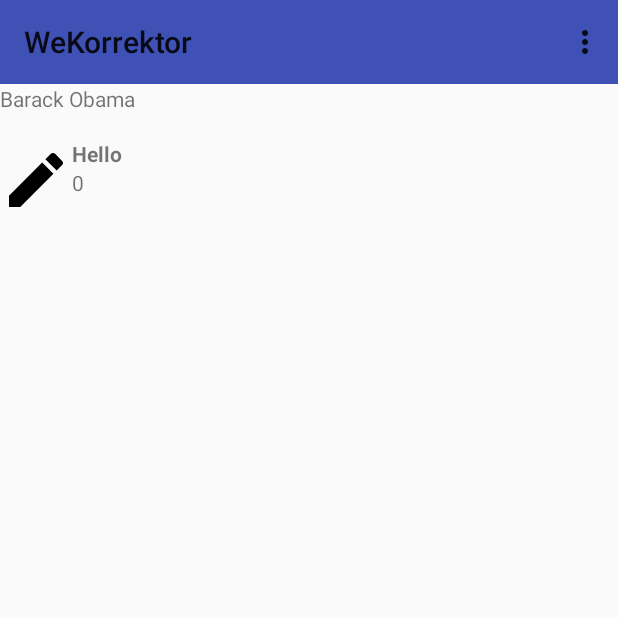
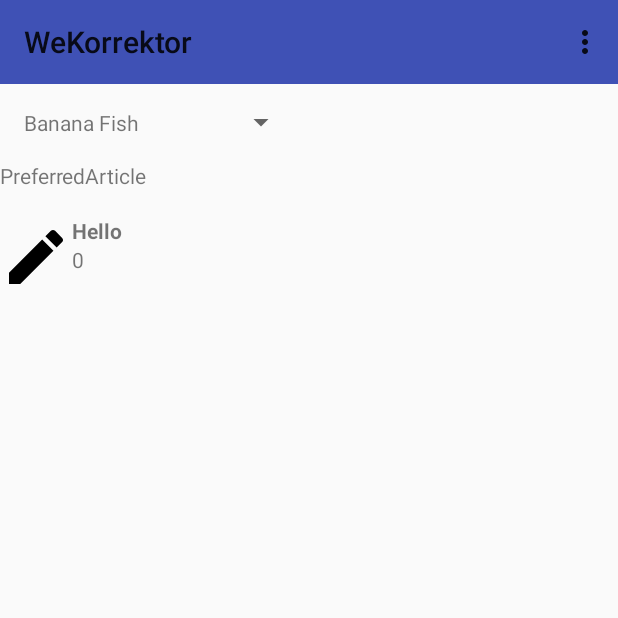
Before and after one commit to jimdc/wiki-backlink-watch, an Android app: the screen it shows after launch (MainActivity), on a phone screen of 412 x 824 dp, the top half of it. Run offline under Robolectric (Android 15) with nearby library versions, the phone set to English and light mode, and no system bars; our stand-ins replace RxJava; libraries missing offline, so code that uses them is left out: ; 1 statement that could not run was skipped.

Commit message:
prefer RX to DataBinding, add Spinner

```diff
--- a/src/main/kotlin/com/kongzi/Zhengmingapp.kt
+++ b/src/main/kotlin/com/kongzi/Zhengmingapp.kt
@@ -2,7 +2,11 @@ package com.kongzi
 
 import android.app.Application
 import android.support.v7.preference.PreferenceManager
+import com.kongzi.model.DataModel
+import com.kongzi.model.IDataModel
+import com.kongzi.model.SchedulerProvider
 import com.kongzi.model.WikiApiService
+import com.kongzi.viewmodel.MainViewModel
 
 val wikiApiServe by lazy { WikiApiService.create() }
 
--- /dev/null
+++ b/src/main/kotlin/com/kongzi/model/Article.kt
@@ -0,0 +1,6 @@
+package com.kongzi.model
+
+data class Article(
+        val pageid: Int,
+        var title: String
+)
--- a/src/main/kotlin/com/kongzi/model/Backlink.kt
+++ b/src/main/kotlin/com/kongzi/model/Backlink.kt
@@ -3,6 +3,10 @@ package com.kongzi.model
 import android.databinding.BaseObservable
 import android.databinding.Bindable
 import com.android.databinding.library.baseAdapters.BR
+
+/**
+ * Backlink class from [WikiApiService] with DataBinding support
+ */
 
 data class Backlink(
         private val _pageid: Int,
--- a/src/main/kotlin/com/kongzi/model/BacklinkModel.kt
+++ /dev/null
@@ -1,30 +0,0 @@
-package com.kongzi.model
-
-/**
- * Created by james on 11/03/2018.
- */
-import android.util.Log
-import com.kongzi.wikiApiServe
-import io.reactivex.android.schedulers.AndroidSchedulers
-import io.reactivex.schedulers.Schedulers
-import io.reactivex.Observable
-
-class BacklinkModel : IBacklinkModel {
-    override val blinkStream: Observable<Backlink>
-        get() =
-            //Observable.just(Backlink(1234, 0, "Privyet"))
-            wikiApiServe.backlinks(bltitle = "Donald Trump")
-                    .map{it -> it.query.backlinks} //Transform from Observable<Result> to Observable<List<Backlink>>
-                    .flatMapIterable{ collection -> collection } //From Observable<List<T>> to Observable<T>
-                    /*
-                    .subscribeOn(Schedulers.io())
-                    .observeOn(AndroidSchedulers.mainThread())
-                    .subscribe(
-                            { result ->
-                                result.query.backlinks.forEach {
-                                    //mDataset.add(it)
-                                }
-                            },
-                            { error -> Log.d("RecyclerViewFragment", error.toString()) })*/
-
-}
--- /dev/null
+++ b/src/main/kotlin/com/kongzi/model/DataModel.kt
@@ -0,0 +1,45 @@
+package com.kongzi.model
+
+/**
+ * Created by james on 11/03/2018.
+ */
+import com.kongzi.wikiApiServe
+import io.reactivex.Observable
+import org.intellij.lang.annotations.Language
+import java.util.*
+
+
+class DataModel : IDataModel {
+
+    /**
+     * @todo: Replace with wikiApiServe.backlinks(bltitle = ArticleTitle)
+     */
+    override fun getBacklinks(ArticleTitle: String): Observable<Backlink> {
+        when(ArticleTitle) {
+            "Banana Fish" -> { return Observable.just(Backlink
+                (1048552, 0, "Animerica Extra")) }
+            "Sigismund Rákóczi" -> { return Observable.just(Backlink
+                    (1231232, 0,"St. Michael's Church, Cluj-Napoca")) }
+            "Li (surname 李)" -> { return Observable.just(Backlink
+                    (10814, 0, "Surnames by country")) }
+        }
+
+        return Observable.just(Backlink(
+                24588706, 0, "Hunor Kelemen")) //or maybe just Observable.empty()
+    }
+
+    override fun getCuoArticles(): Observable<List<Article>> {
+        return Observable.fromCallable(this::getArticles)
+    }
+
+    /**
+     * @todo: Replace with Settings
+     */
+    private fun getArticles(): List<Article> {
+        return Arrays.asList(
+                Article(1028119, "Banana Fish"),
+                Article(3276701, "Sigismund Rákóczi"),
+                Article(41579001, "Li (surname 李)")
+        )
+    }
+}
--- a/src/main/kotlin/com/kongzi/model/IBacklinkModel.kt
+++ /dev/null
@@ -1,7 +0,0 @@
-package com.kongzi.model
-
-import io.reactivex.Observable
-
-interface IBacklinkModel {
-    val blinkStream: Observable<Backlink>
-}
--- /dev/null
+++ b/src/main/kotlin/com/kongzi/model/IDataModel.kt
@@ -0,0 +1,8 @@
+package com.kongzi.model
+
+import io.reactivex.Observable
+
+interface IDataModel {
+    fun getBacklinks(ArticleTitle: String): Observable<Backlink>
+    fun getCuoArticles(): Observable<List<Article>>
+}
--- /dev/null
+++ b/src/main/kotlin/com/kongzi/model/ISchedulerProvider.kt
@@ -0,0 +1,7 @@
+package com.kongzi.model
+import io.reactivex.Scheduler
+
+public interface ISchedulerProvider {
+    fun computation(): Scheduler
+    fun ui(): Scheduler
+}
--- /dev/null
+++ b/src/main/kotlin/com/kongzi/model/SchedulerProvider.kt
@@ -0,0 +1,15 @@
+package com.kongzi.model
+
+import io.reactivex.Scheduler
+import io.reactivex.android.schedulers.AndroidSchedulers
+import io.reactivex.schedulers.Schedulers
+
+object SchedulerProvider: ISchedulerProvider {
+    override fun computation(): Scheduler {
+        return Schedulers.computation()
+    }
+
+    override fun ui(): Scheduler {
+        return AndroidSchedulers.mainThread()
+    }
+}
--- /dev/null
+++ b/src/main/kotlin/com/kongzi/view/ArticleSpinnerAdapter.kt
@@ -0,0 +1,56 @@
+package com.kongzi.view
+
+import android.databinding.adapters.TextViewBindingAdapter.setText
+import android.widget.TextView
+import android.content.Context.LAYOUT_INFLATER_SERVICE
+import android.view.LayoutInflater
+import android.view.View
+import org.intellij.lang.annotations.Language
+import android.view.ViewGroup
+import android.content.Context
+import android.widget.ArrayAdapter
+import com.kongzi.R
+import com.kongzi.model.Article
+
+class ArticleSpinnerAdapter(context: Context, resource: Int, objects: List<Article>)
+    :ArrayAdapter<Article>(context, resource, objects) {
+
+    override fun getDropDownView(position: Int, convertView: View?,
+                                 parent: ViewGroup): View {
+        return getCustomView(position, convertView)
+    }
+
+    override fun getView(position: Int, convertView: View?, parent: ViewGroup): View {
+        return getCustomView(position, convertView)
+    }
+
+    private fun getCustomView(position: Int, convertView: View?): View {
+        val holder: ViewHolder
+        var view = convertView
+
+        if (view == null) {
+            view = inflateView()
+            val textView = view.findViewById<View>(android.R.id.text1) as TextView
+            holder = ViewHolder(textView)
+            view.tag = holder
+        } else {
+            holder = view.tag as ViewHolder
+        }
+
+        val article: Article = getItem(position)
+        holder.bind(article.title)
+
+        return view
+    }
+
+    private fun inflateView(): View {
+        val inflater = context.getSystemService(Context.LAYOUT_INFLATER_SERVICE) as LayoutInflater
+        return inflater.inflate(R.layout.article_item, null)
+    }
+
+    private inner class ViewHolder(private val mText: TextView) {
+        fun bind(text: String) {
+            mText.text = text
+        }
+    }
+}
--- a/src/main/kotlin/com/kongzi/view/BacklinkAdapter.kt
+++ b/src/main/kotlin/com/kongzi/view/BacklinkAdapter.kt
@@ -1,6 +1,5 @@
 package com.kongzi.view
 
-import android.databinding.DataBindingUtil
 import android.support.v7.widget.RecyclerView
 import com.kongzi.model.Backlink
 import android.view.LayoutInflater
@@ -8,25 +7,22 @@ import android.view.ViewGroup
 import android.view.View
 import android.widget.TextView
 import com.kongzi.R
-import com.kongzi.viewmodel.BacklinkViewModel
 
-public class BacklinkAdapter : RecyclerView.Adapter<BacklinkAdapter.ViewHolder> {
-    lateinit var blinks: List<Backlink>
-    constructor (backlinks: List<Backlink>) { blinks = backlinks }
+public class BacklinkAdapter(var blinks: List<Backlink>) : RecyclerView.Adapter<BacklinkAdapter.ViewHolder>() {
 
     class ViewHolder(v: View) : RecyclerView.ViewHolder(v) {
         var row1 = v.findViewById<TextView>(R.id.row1)
         var row2 = v.findViewById<TextView>(R.id.row2)
     }
 
-    override fun onCreateViewHolder(parent: ViewGroup?, viewType: Int): ViewHolder {
-        return ViewHolder(LayoutInflater.from(parent?.context).inflate(R.layout.brow_list, parent, false))
+    override fun onCreateViewHolder(parent: ViewGroup, viewType: Int): BacklinkAdapter.ViewHolder {
+        return ViewHolder(LayoutInflater.from(parent.context).inflate(R.layout.brow_list, parent, false))
     }
 
-    override fun onBindViewHolder(holder: ViewHolder?, position: Int) {
+    override fun onBindViewHolder(holder: ViewHolder, position: Int) {
         blinks[position].let {
-            holder?.row1?.text = it.title
-            holder?.row2?.text = it.pageid.toString()
+            holder.row1?.text = it.title
+            holder.row2?.text = it.pageid.toString()
         }
     }
 
@@ -34,44 +30,3 @@ public class BacklinkAdapter : RecyclerView.Adapter<BacklinkAdapter.ViewHolder>
         return blinks.size
     }
 }
-
-/*
-class BacklinkAdapter (private var backlinks: List<Backlink>)
-    : RecyclerView.Adapter<BacklinkAdapter.BacklinkViewHolder>() {
-
-    class ViewHolder(v: View) : RecyclerView.ViewHolder(v) {
-        var row1 = v.findViewById<TextView>(R.id.row1)
-        var row2 = v.findViewById<TextView>(R.id.row2)
-    }
-
-    override fun onCreateViewHolder(parent: ViewGroup, viewType: Int): BacklinkViewHolder {
-        var backlinkBinding: BrowListBinding =
-                DataBindingUtil.inflate(LayoutInflater.from(parent.context),
-                        R.layout.brow_list, parent, false)
-        return BacklinkViewHolder(backlinkBinding)
-    }
-
-    override fun onBindViewHolder(holder: BacklinkViewHolder, position: Int) {
-        holder.bindBacklink(backlinks.get(position))
-    }
-
-    fun setBacklinks(newblinks: List<Backlink>) {
-        this.backlinks = newblinks
-        notifyDataSetChanged()
-    }
-
-    override fun getItemCount() = backlinks.size
-
-    class BacklinkViewHolder(internal var mBacklinkBinding: BrowListBinding) :
-            RecyclerView.ViewHolder(mBacklinkBinding.pageid) {
-
-        internal fun bindBacklink(blinkStream: Backlink) {
-            if (mBacklinkBinding.getBacklinkViewModel() == null) {
-                mBacklinkBinding.setBacklinkViewModel(BacklinkViewModel(blinkStream, itemView.context))
-            } else {
-                mBacklinkBinding.getBacklinkViewModel().setBacklink(blinkStream)
-            }
-        }
-    }
-}
-        */
--- a/src/main/kotlin/com/kongzi/view/MainActivity.kt
+++ b/src/main/kotlin/com/kongzi/view/MainActivity.kt
@@ -11,34 +11,52 @@ import android.util.Log
 import android.view.Menu
 import android.view.MenuItem
 import android.widget.TextView
-import com.kongzi.viewmodel.BacklinkViewModel
-import com.kongzi.model.Backlink
-import com.kongzi.model.BacklinkModel
 import io.reactivex.android.schedulers.AndroidSchedulers
 import io.reactivex.disposables.CompositeDisposable
 import io.reactivex.schedulers.Schedulers
+import android.widget.Spinner
+import com.kongzi.viewmodel.MainViewModel
+import android.widget.AdapterView
+import android.view.View
+import com.kongzi.model.*
+import org.intellij.lang.annotations.Language
+import android.databinding.adapters.TextViewBindingAdapter.setText
 
-var disposable: Disposable? = null
+
 
 class MainActivity : AppCompatActivity() {
 
-    lateinit var editTextPref: EditText
+    private lateinit var mCompositeDisposable: CompositeDisposable
+    private var mDataModel: IDataModel = DataModel()
+    private var mViewModel: MainViewModel = MainViewModel(getDataModel(), SchedulerProvider)
+
+    private var mArticlesSpinner: Spinner? = null
+    private var mArticleSpinnerAdapter:ArticleSpinnerAdapter? = null
+
     lateinit var fragment: RecyclerViewFragment
     val adapter: BacklinkAdapter by lazy { fragment.mAdapter }
+
+    fun getDataModel(): IDataModel {
+        return mDataModel
+    }
+
+    fun getViewModel(): MainViewModel {
+        return MainViewModel(getDataModel(), SchedulerProvider)
+    }
 
     override fun onCreate(savedInstanceState: Bundle?) {
         super.onCreate(savedInstanceState)
         setContentView(R.layout.main_activity)
 
-        mViewModel = BacklinkViewModel(BacklinkModel())
-        if (savedInstanceState == null) { setupViews() }
+        if (savedInstanceState == null) {
+            setupViews()
+        }
 
         val sharedPref = PreferenceManager.getDefaultSharedPreferences(this.applicationContext)
         val articlePref = sharedPref.getString(this.applicationContext.resources.getString
             (R.string.article_key), "Barack Obama")
-
-        var editTextPref = findViewById<TextView>(R.id.articlefocus)
-        editTextPref.setText(articlePref.toString())
+        var focusTextPref = findViewById<TextView>(R.id.articlefocus)
+        focusTextPref.setText(articlePref.toString())
 
         val toolbar = findViewById(R.id.cooltoolbar) as? android.support.v7.widget.Toolbar
         setSupportActionBar(toolbar)
@@ -59,28 +77,31 @@ class MainActivity : AppCompatActivity() {
         return super.onOptionsItemSelected(item)
     }
 
-    private var mCompositeSubscription: CompositeDisposable? = null
-    private var mViewModel: BacklinkViewModel? = null
+    fun bind() {
+        mCompositeDisposable = CompositeDisposable()
 
-    fun bind() {
-        mCompositeSubscription = CompositeDisposable()
+        mCompositeDisposable.add(mViewModel.getBacklinks()
+                .subscribeOn(Schedulers.computation())
+                .observeOn(AndroidSchedulers.mainThread())
+                .subscribe(this::setBacklinks))
 
-        val mSubscription = mViewModel?.getBacklinks()
-                ?.subscribeOn(Schedulers.io())?.observeOn(AndroidSchedulers.mainThread())
-                ?.subscribe (
-                        { result -> setGreeting(result) },
-                        { error -> Log.d("Henlo", error.toString()) } )
-
-        if (mSubscription != null) mCompositeSubscription?.add(mSubscription)
+        mCompositeDisposable.add(mViewModel.getCuoArticles()
+                .subscribeOn(Schedulers.computation())
+                .observeOn(AndroidSchedulers.mainThread())
+                .subscribe(this::setArticles))
     }
 
-    private fun setGreeting(greeting: Backlink) {
-        Log.d("Hello", "I changed " + greeting.title + " to 'It has changed!'")
-        greeting.title = "It has changed!"
+    private fun setBacklinks(backlink: Backlink) {
+        Log.i("MainActivity", "backlink #${backlink.pageid}: ${backlink.title}")
+    }
+
+    private fun setArticles(articles: List<Article>) {
+        mArticleSpinnerAdapter = ArticleSpinnerAdapter(this, R.layout.article_item, articles)
+        mArticlesSpinner?.setAdapter(mArticleSpinnerAdapter)
     }
 
     fun unbind() {
-        mCompositeSubscription?.clear()
+        mCompositeDisposable.clear()
     }
 
     private fun setupViews() {
@@ -88,6 +109,24 @@ class MainActivity : AppCompatActivity() {
         fragment = RecyclerViewFragment()
         transaction.replace(R.id.backlink_content_fragment, fragment)
         transaction.commit()
+
+        mArticlesSpinner = findViewById(R.id.articles) as Spinner
+        mArticlesSpinner?.onItemSelectedListener = object : AdapterView.OnItemSelectedListener {
+            override fun onItemSelected(parent: AdapterView<*>, view: View,
+                                        position: Int, id: Long) {
+                itemSelected(position)
+            }
+
+            override fun onNothingSelected(parent: AdapterView<*>) {
+                //nothing to do here
+            }
+        }
+    }
+
+    private fun itemSelected(position: Int) {
+        val articleSelected = mArticleSpinnerAdapter?.getItem(position)
+        if (articleSelected != null)
+            mViewModel.articleSelected(articleSelected)
     }
 
     override fun onResume() {
@@ -96,22 +135,7 @@ class MainActivity : AppCompatActivity() {
     }
 
     override fun onPause() {
+        super.onPause()
         unbind()
-        super.onPause()
     }
-
-    /*
-    fun getProductData() {
-        disposable = wikiApiServe.backlinks(bltitle = "Donald Trump")
-                .subscribeOn(Schedulers.io())
-                .observeOn(AndroidSchedulers.mainThread())
-                .subscribe(
-                        { result ->
-                            result.query.backlinks.forEach {
-                                //mDataset.add(it)
-                            }
-                        },
-                        { error -> Log.d("RecyclerViewFragment", error.toString()) }
-                )
-    }*/
 }
--- a/src/main/kotlin/com/kongzi/viewmodel/BacklinkViewModel.kt
+++ /dev/null
@@ -1,38 +0,0 @@
-package com.kongzi.viewmodel
-
-import com.kongzi.model.Backlink
-import com.kongzi.model.IBacklinkModel
-import io.reactivex.Observable
-
-class BacklinkViewModel(private var mBacklinkModel: IBacklinkModel) {
-
-    fun getBacklinks(): Observable<Backlink> { return mBacklinkModel.blinkStream }
-
-/*
-    private var blinkStream: Backlink
-    private val context: Context
-
-    constructor (blinkStream: Backlink, context: Context) {
-        this.blinkStream = blinkStream
-        this.context = context
-    }
-
-    val pageid: Int
-        @Bindable get() = blinkStream.pageid
-
-    val ns: Int
-        @Bindable get() = blinkStream.ns
-
-    val title: String
-        @Bindable get() = blinkStream.title
-
-    fun setBacklink(blinkStream: Backlink) {
-        this.blinkStream = blinkStream
-        notifyChange()
-    }
-
-    fun getSomeData(): Observable<List<Backlink>> {
-        return mDataModel.getSomeData()
-    }
-    */
-}
--- /dev/null
+++ b/src/main/kotlin/com/kongzi/viewmodel/MainViewModel.kt
@@ -0,0 +1,37 @@
+package com.kongzi.viewmodel
+
+import com.kongzi.model.Article
+import com.kongzi.model.Backlink
+import com.kongzi.model.IDataModel
+import com.kongzi.model.ISchedulerProvider
+import io.reactivex.Observable;
+import io.reactivex.subjects.BehaviorSubject
+
+/**
+ * View model for the main activity.
+ */
+public class MainViewModel {
+
+    var mDataModel: IDataModel
+    var mSelectedArticle: BehaviorSubject<Article> = BehaviorSubject.create()
+    var mSchedulerProvider: ISchedulerProvider
+
+    constructor(dataModel: IDataModel, schedulerProvider: ISchedulerProvider) {
+        mDataModel = dataModel
+        mSchedulerProvider = schedulerProvider
+    }
+
+    fun getBacklinks(): Observable<Backlink> {
+        return mSelectedArticle.observeOn(mSchedulerProvider.computation())
+                .map(Article::title)
+                .flatMap(mDataModel::getBacklinks)
+    }
+
+    fun getCuoArticles(): Observable<List<Article>> {
+        return mDataModel.getCuoArticles()
+    }
+
+    fun articleSelected(article: Article) {
+        mSelectedArticle.onNext(article)
+    }
+}
--- /dev/null
+++ b/src/main/res/layout/article_item.xml
@@ -0,0 +1,10 @@
+<?xml version="1.0" encoding="utf-8"?>
+<TextView android:id="@android:id/text1"
+    xmlns:android="http://schemas.android.com/apk/res/android"
+    android:layout_width="match_parent"
+    android:layout_height="wrap_content"
+    android:ellipsize="marquee"
+    android:padding="@dimen/activity_vertical_margin"
+    android:paddingEnd="@dimen/activity_vertical_margin"
+    android:paddingStart="@dimen/activity_vertical_margin"
+    android:singleLine="true" />
--- a/src/main/res/layout/main_activity.xml
+++ b/src/main/res/layout/main_activity.xml
@@ -10,6 +10,12 @@
         android:layout_height="?attr/actionBarSize"
         android:background="?attr/colorPrimary"
         android:theme="@style/ThemeOverlay.AppCompat.ActionBar" />
+
+    <Spinner
+        android:id="@+id/articles"
+        android:layout_width="wrap_content"
+        android:layout_height="wrap_content" />
+
     <TextView
         android:id="@+id/articlefocus"
         android:layout_width="match_parent"
--- /dev/null
+++ b/src/main/res/values/dimens.xml
@@ -0,0 +1,5 @@
+<resources>
+    <!-- Default screen margins, per the Android Design guidelines. -->
+    <dimen name="activity_horizontal_margin">16dp</dimen>
+    <dimen name="activity_vertical_margin">16dp</dimen>
+</resources>
```
Also changed, not shown: build.gradle (+9 -9 lines), src/main/AndroidManifest.xml (+10 -4 lines), src/main/kotlin/com/kongzi/view/RecyclerViewFragment.kt (+3 -7 lines).
